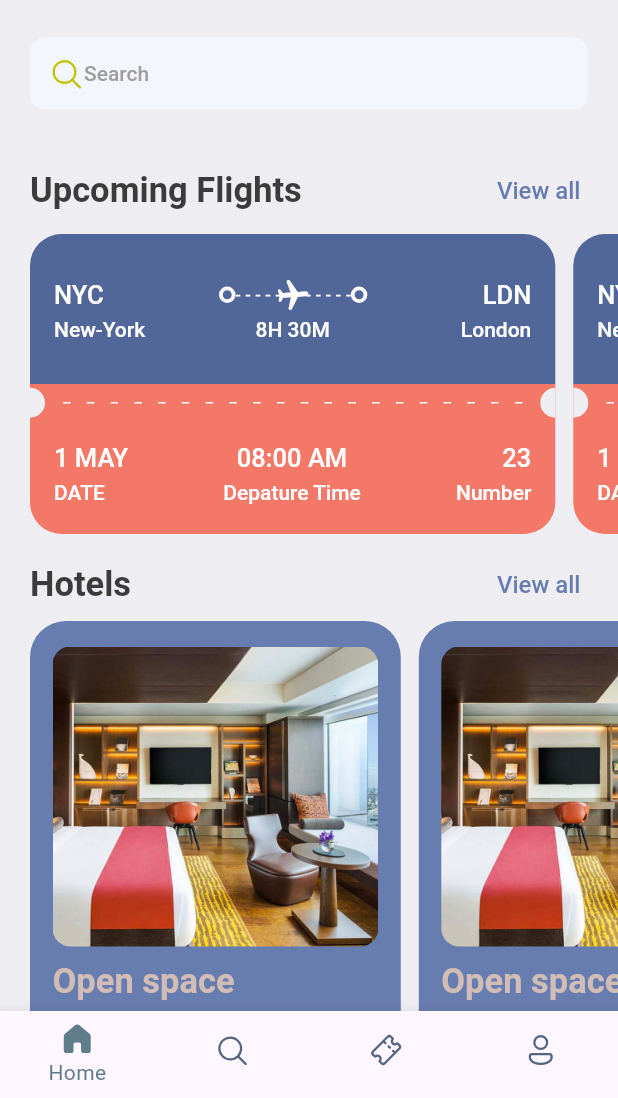
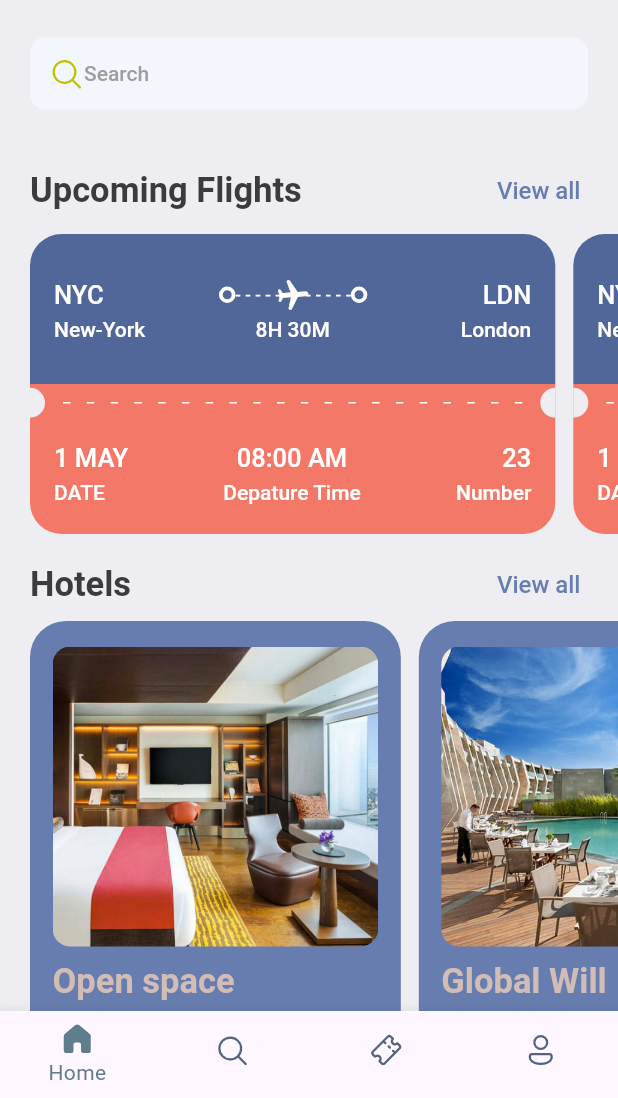
Before and after one commit to fjr619/BookTickets, a Flutter app: the screen it shows after launch, on a phone screen of 412 x 824 dp, the part 138-1236 px from its top. Run offline on Flutter 3.47's test engine with Material 2 defaults, Android fonts, the phone set to English and light mode, and no system bars; our stand-ins replace fluentui_system_icons, gap.

Commit message:
home screen: hotels view part 3 assign value from hotel data

```diff
--- a/lib/screens/home/home_screen.dart
+++ b/lib/screens/home/home_screen.dart
@@ -4,6 +4,8 @@ import 'package:booktickets/util/app_style.dart';
 import 'package:fluentui_system_icons/fluentui_system_icons.dart';
 import 'package:flutter/material.dart';
 import 'package:gap/gap.dart';
+
+import '../../util/app_info_list.dart';
 
 class HomeScreen extends StatelessWidget {
   const HomeScreen({super.key});
@@ -168,14 +170,14 @@ class HomeScreen extends StatelessWidget {
                 child: ListView.separated(
                   padding: const EdgeInsets.only(left: 20, right: 16),
                   scrollDirection: Axis.horizontal,
-                  itemCount: 6,
+                  itemCount: hotelList.length,
                   separatorBuilder: (context, index) => const Gap(12,),
-                  itemBuilder: (context, index) => HotelView(),
+                  itemBuilder: (context, index) => HotelView(hotel: hotelList[index]),
                 ),
               ),
             ],
           )),
-
+          const Gap(15),
         ],
       ),
     );
--- a/lib/screens/home/hotel_view.dart
+++ b/lib/screens/home/hotel_view.dart
@@ -4,11 +4,14 @@ import 'package:flutter/material.dart';
 import 'package:gap/gap.dart';
 
 class HotelView extends StatelessWidget {
-  const HotelView({super.key});
+  final Map<String, dynamic> hotel;
+
+  const HotelView({super.key, required this.hotel});
 
   @override
   Widget build(BuildContext context) {
     final Size size = AppLayout.getSize(context);
+    final String imagePath = "assets/images/${hotel['image']}";
     return Material(
       color: Styles.primaryColor,
       borderRadius: BorderRadius.circular(24),
@@ -25,25 +28,25 @@ class HotelView extends StatelessWidget {
                 height: 200,
                 child: ClipRRect(
                   borderRadius: BorderRadius.circular(12),
-                  child: const Image(
-                      image: AssetImage("assets/images/one.png"),
+                  child: Image(
+                      image: AssetImage(imagePath),
                       fit: BoxFit.cover),
                 ),
               ),
               const Gap(10),
               Text(
-                "Open space",
+                hotel['place'],
                 style: Styles.headlineTextStyle2
                     .copyWith(color: Color(0xFFd2bdb6)),
               ),
               const Gap(5),
               Text(
-                "London",
+                hotel['destination'],
                 style: Styles.headlineTextStyle3.copyWith(color: Colors.white),
               ),
               const Gap(8),
               Text(
-                "\$40/night",
+                "\$${hotel['price']}/night",
                 style:
                     Styles.headlineTextStyle.copyWith(color: Color(0xFFd2bdb6)),
               ),
--- /dev/null
+++ b/lib/util/app_info_list.dart
@@ -0,0 +1,20 @@
+List<Map<String, dynamic>> hotelList = [
+  {
+    'image': 'one.png',
+    'place': 'Open space',
+    'destination': 'London',
+    'price' : 225
+  },
+  {
+    'image': 'two.png',
+    'place': 'Global Will',
+    'destination': 'London',
+    'price' : 40
+  },
+  {
+    'image': 'three.png',
+    'place': 'Tallest Building',
+    'destination': 'Dubai',
+    'price' : 68
+  }
+];
```
